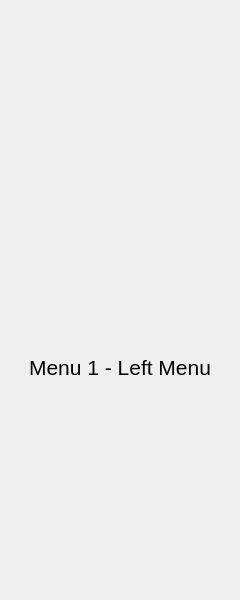
This is gui/uis/columns/left_column.ui in jjRen-xd/PyOneDark_Qt_GUI as Qt 5 draws it before an edit. The edited form follows.
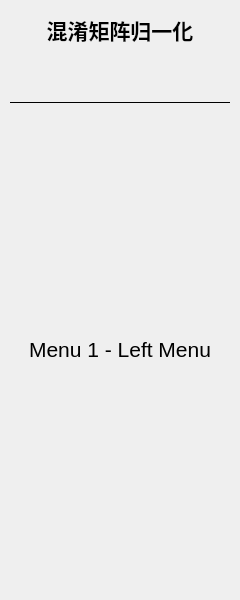
This is the edited form.

```diff
--- a/gui/uis/columns/left_column.ui
+++ b/gui/uis/columns/left_column.ui
@@ -81,6 +81,13 @@
           <property name="bottomMargin">
            <number>0</number>
           </property>
+          <item>
+           <widget class="QLabel" name="label">
+            <property name="text">
+             <string>&lt;html&gt;&lt;head/&gt;&lt;body&gt;&lt;p align=&quot;center&quot;&gt;&lt;span style=&quot; font-size:16pt; font-weight:700;&quot;&gt;混淆矩阵归一化&lt;/span&gt;&lt;/p&gt;&lt;/body&gt;&lt;/html&gt;</string>
+            </property>
+           </widget>
+          </item>
          </layout>
         </widget>
        </item>
@@ -118,36 +125,25 @@
         </widget>
        </item>
        <item>
-        <widget class="QWidget" name="btn_3_widget" native="true">
+        <widget class="QLabel" name="label_4">
          <property name="minimumSize">
           <size>
            <width>0</width>
-           <height>40</height>
+           <height>0</height>
           </size>
          </property>
          <property name="maximumSize">
           <size>
            <width>16777215</width>
-           <height>40</height>
+           <height>4</height>
           </size>
          </property>
-         <layout class="QVBoxLayout" name="btn_3_layout">
-          <property name="spacing">
-           <number>0</number>
-          </property>
-          <property name="leftMargin">
-           <number>0</number>
-          </property>
-          <property name="topMargin">
-           <number>0</number>
-          </property>
-          <property name="rightMargin">
-           <number>0</number>
-          </property>
-          <property name="bottomMargin">
-           <number>0</number>
-          </property>
-         </layout>
+         <property name="frameShape">
+          <enum>QFrame::HLine</enum>
+         </property>
+         <property name="text">
+          <string/>
+         </property>
         </widget>
        </item>
        <item>
```
